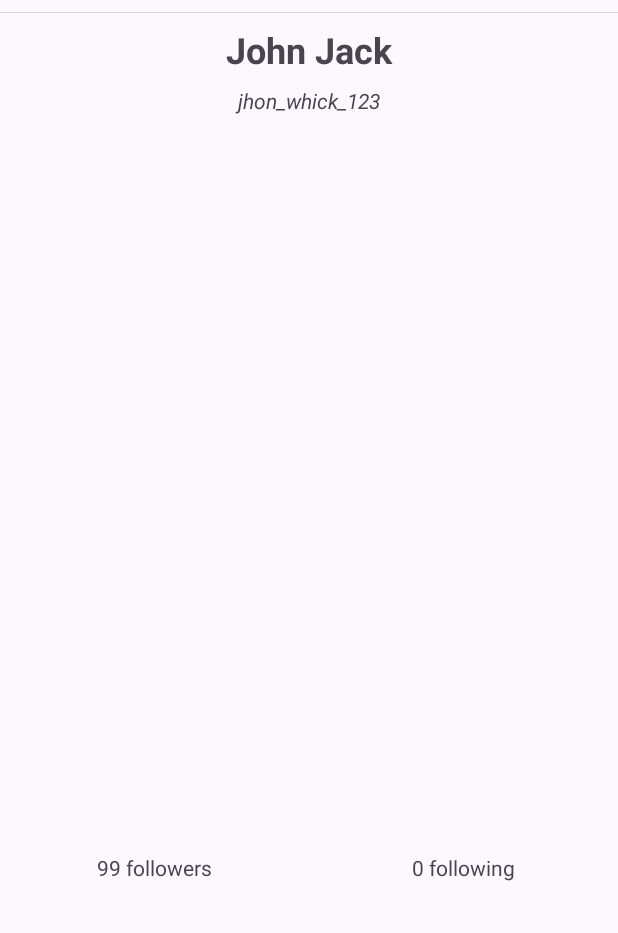
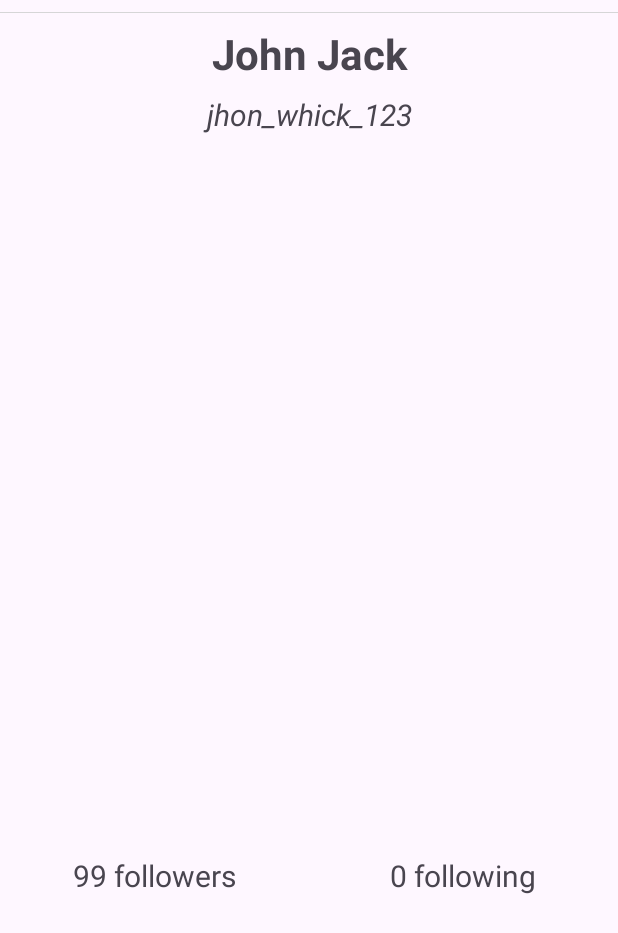
Before and after one commit to aquiladvx/Speer-Android-Assessment, an Android app: the layout content_user_profile.xml on its own in the app's theme, with its tools: preview values and no code run, on a phone screen of 412 x 824 dp. Shown: the top 933 px of the screen. Run offline under Robolectric (Android 15) with nearby library versions, the phone set to English and light mode, and no system bars.

Commit message:
Fixing UI + adding pull to refresh on profile screen

```diff
--- a/app/src/main/java/dev/aquiladvx/speerandroidassessment/common/Extensions.kt
+++ b/app/src/main/java/dev/aquiladvx/speerandroidassessment/common/Extensions.kt
@@ -8,6 +8,7 @@ import android.view.View
 import android.view.inputmethod.InputMethodManager
 import android.widget.EditText
 import android.widget.ImageView
+import android.widget.Toast
 import androidx.lifecycle.LifecycleOwner
 import androidx.lifecycle.LiveData
 import com.bumptech.glide.Glide
@@ -54,3 +55,7 @@ fun Context.loadImage(url: String, imageView: ImageView) {
         .load(url)
         .into(imageView)
 }
+
+fun Activity.toast(message: String) {
+    Toast.makeText(this, message, Toast.LENGTH_SHORT).show()
+}
--- a/app/src/main/java/dev/aquiladvx/speerandroidassessment/ui/user_profile/UserProfileViewModel.kt
+++ b/app/src/main/java/dev/aquiladvx/speerandroidassessment/ui/user_profile/UserProfileViewModel.kt
@@ -27,5 +27,11 @@ class UserProfileViewModel @Inject constructor(private val repository: GithubUse
         _userProfile.value = response
     }
 
+    fun refreshUserProfile() = viewModelScope.launch {
+        username.value?.let {
+            getUserProfile(it)
+        }
+    }
+
 
 }
--- a/app/src/main/res/layout/content_not_found.xml
+++ b/app/src/main/res/layout/content_not_found.xml
@@ -26,7 +26,8 @@
        android:layout_width="0dp"
        app:layout_constraintDimensionRatio="1:1"
        android:layout_height="80dp"
-       android:importantForAccessibility="no" />
+       android:importantForAccessibility="no"
+       app:tint="?attr/colorOnBackground" />
 
 
 </androidx.constraintlayout.widget.ConstraintLayout>
--- a/app/src/main/res/layout/content_user_profile.xml
+++ b/app/src/main/res/layout/content_user_profile.xml
@@ -25,7 +25,7 @@
         android:id="@+id/tv_user_name"
         tools:text="John Jack"
         android:gravity="center"
-        android:textSize="24sp"
+        android:textSize="28sp"
         android:textStyle="bold"
         android:layout_width="match_parent"
         android:layout_height="wrap_content"
@@ -39,6 +39,7 @@
         android:id="@+id/tv_user_username"
         tools:text="jhon_whick_123"
         android:gravity="center"
+        android:textSize="20sp"
         android:textStyle="italic"
         app:layout_constraintTop_toBottomOf="@id/tv_user_name"
         app:layout_constraintStart_toStartOf="parent"
@@ -51,6 +52,7 @@
         android:id="@+id/tv_user_description"
         tools:text="@tools:sample/lorem/random"
         tools:maxLines="5"
+        android:textSize="20sp"
         android:gravity="center"
         app:layout_constraintStart_toStartOf="parent"
         app:layout_constraintEnd_toEndOf="parent"
@@ -75,6 +77,8 @@
             android:id="@+id/tv_user_followers"
             tools:text="99 followers"
             android:layout_weight="1"
+
+            android:textSize="20sp"
             android:layout_width="0dp"
             android:layout_height="wrap_content"/>
 
@@ -84,6 +88,7 @@
             android:id="@+id/tv_user_following"
             tools:text="0 following"
             android:layout_width="0dp"
+            android:textSize="20sp"
             android:layout_height="wrap_content"/>
     </LinearLayout>
 
```
Also changed, not shown: app/src/main/java/dev/aquiladvx/speerandroidassessment/ui/user_profile/UserProfileActivity.kt (+17 -9 lines), app/src/main/res/layout/activity_user_profile.xml (+14 -10 lines).
